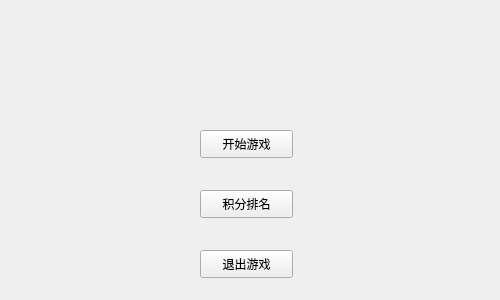
Qt form snake/mainwindow.ui (licao2998/535-project) before a commit.
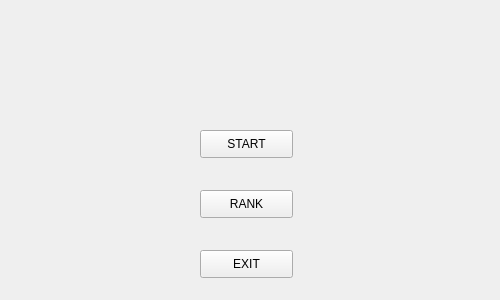
The same form after that commit. Icons and pictures are not drawn.

```diff
--- a/snake/mainwindow.ui
+++ b/snake/mainwindow.ui
@@ -67,7 +67,7 @@
      </rect>
     </property>
     <property name="text">
-     <string>积分排名</string>
+     <string>RANK</string>
     </property>
    </widget>
    <widget class="QPushButton" name="endButto">
@@ -80,7 +80,7 @@
      </rect>
     </property>
     <property name="text">
-     <string>退出游戏</string>
+     <string>EXIT</string>
     </property>
    </widget>
    <widget class="QPushButton" name="startButton">
@@ -93,7 +93,7 @@
      </rect>
     </property>
     <property name="text">
-     <string>开始游戏</string>
+     <string>START</string>
     </property>
    </widget>
   </widget>
```
